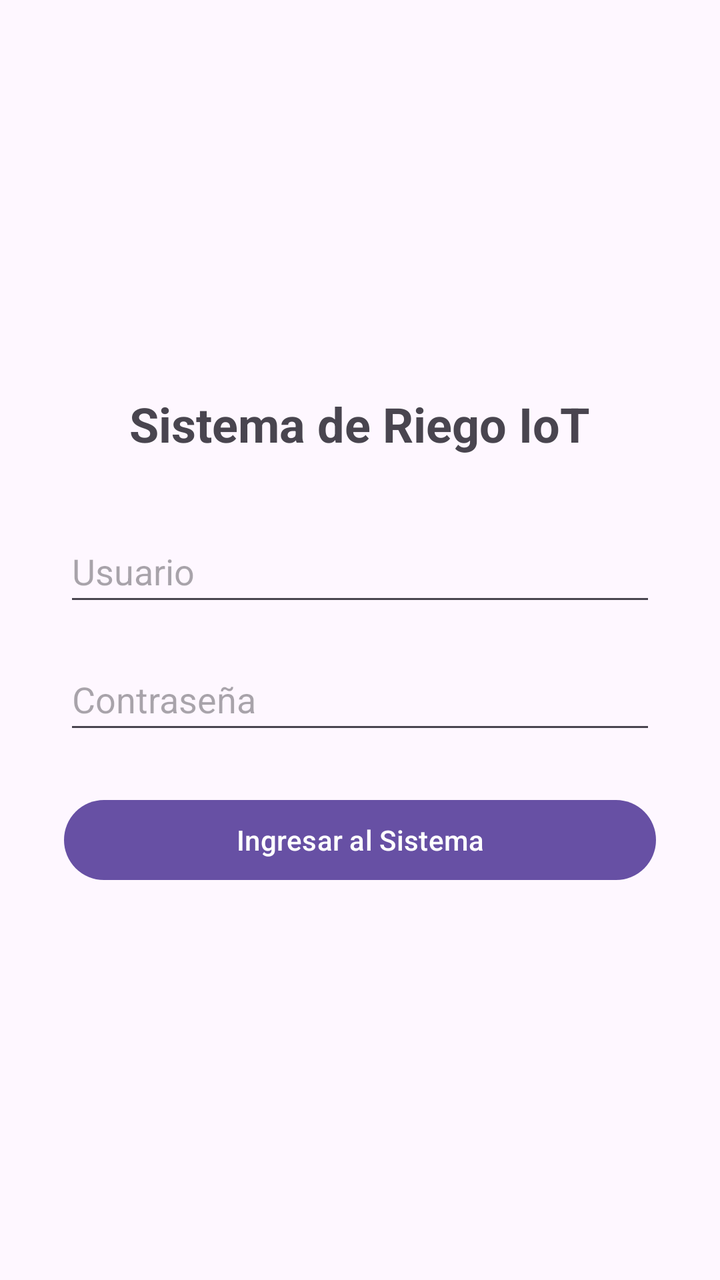
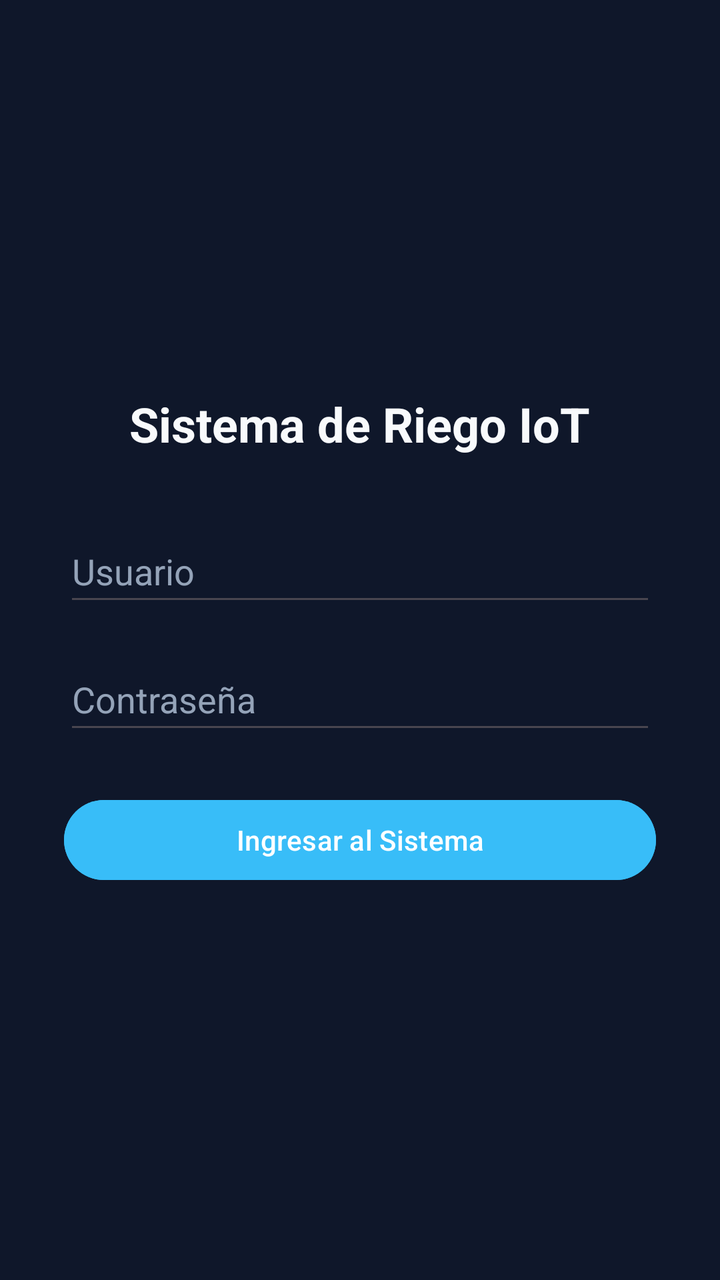

An Android layout rendered at two revisions. The XML below is the earlier revision; the diff shows what the commit changed to produce the second picture.
<!-- AndroidManifest.xml: application theme Theme.MyApplication -->
<!-- res/layout/activity_login.xml -->
<?xml version="1.0" encoding="utf-8"?>
<LinearLayout xmlns:android="http://schemas.android.com/apk/res/android"
    android:layout_width="match_parent"
    android:layout_height="match_parent"
    android:orientation="vertical"
    android:padding="32dp"
    android:gravity="center">

    <TextView
        android:id="@+id/tvTituloLogin"
        android:layout_width="wrap_content"
        android:layout_height="wrap_content"
        android:text="@string/sistema_de_riego_iot"
        android:textSize="24sp"
        android:textStyle="bold"
        android:layout_marginBottom="32dp" />

    <EditText
        android:id="@+id/etUsuario"
        android:layout_width="match_parent"
        android:layout_height="wrap_content"
        android:minHeight="48dp"
        android:hint="@string/usuario"
        android:inputType="text"
        android:importantForAutofill="no"
        android:layout_marginBottom="16dp" />

    <EditText
        android:id="@+id/etPassword"
        android:layout_width="match_parent"
        android:layout_height="wrap_content"
        android:minHeight="48dp"
        android:hint="@string/contrase_a"
        android:inputType="textPassword"
        android:importantForAutofill="no"
        android:layout_marginBottom="24dp" />

    <Button
        android:id="@+id/btnLogin"
        android:layout_width="match_parent"
        android:layout_height="wrap_content"
        android:minHeight="48dp"
        android:text="@string/ingresar_al_sistema" />

</LinearLayout>
<!-- resources referenced by this layout -->
<resources>
  <string name="contrase_a">Contraseña</string>
  <string name="ingresar_al_sistema">Ingresar al Sistema</string>
  <string name="sistema_de_riego_iot">Sistema de Riego IoT</string>
  <string name="usuario">Usuario</string>
  <style name="Theme.MyApplication" parent="Base.Theme.MyApplication" />
  <style name="Base.Theme.MyApplication" parent="Theme.Material3.DayNight.NoActionBar">
          
          
      </style>
</resources>

<!-- the commit's change to res/layout/activity_login.xml (unified diff, before → after) -->
@@ -2,6 +2,7 @@
 <LinearLayout xmlns:android="http://schemas.android.com/apk/res/android"
     android:layout_width="match_parent"
     android:layout_height="match_parent"
+    android:background="#0F172A"
     android:orientation="vertical"
     android:padding="32dp"
     android:gravity="center">
@@ -13,6 +14,7 @@
         android:text="@string/sistema_de_riego_iot"
         android:textSize="24sp"
         android:textStyle="bold"
+        android:textColor="#F8FAFC"
         android:layout_marginBottom="32dp" />
 
     <EditText
@@ -22,6 +24,8 @@
         android:minHeight="48dp"
         android:hint="@string/usuario"
         android:inputType="text"
+        android:textColor="#F8FAFC"
+        android:textColorHint="#94A3B8"
         android:importantForAutofill="no"
         android:layout_marginBottom="16dp" />
 
@@ -32,6 +36,8 @@
         android:minHeight="48dp"
         android:hint="@string/contrase_a"
         android:inputType="textPassword"
+        android:textColor="#F8FAFC"
+        android:textColorHint="#94A3B8"
         android:importantForAutofill="no"
         android:layout_marginBottom="24dp" />
 
@@ -40,6 +46,7 @@
         android:layout_width="match_parent"
         android:layout_height="wrap_content"
         android:minHeight="48dp"
+        android:backgroundTint="#38BDF8"
         android:text="@string/ingresar_al_sistema" />
 
 </LinearLayout>
